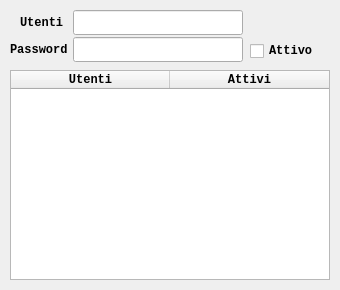
Old version of the form QtUI/dialogUsers.ui in the repository emper0r/aron-conf.
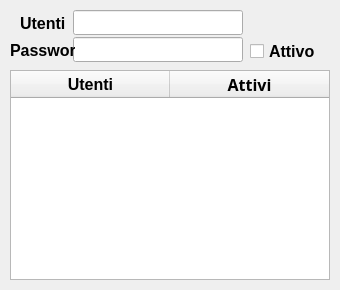
New version of the form.

Commit message:
* Change fonts at GUI
  + Change fonts to all window from monospace to helvetica, in this case can see better even on MacOSX
  + Delete/clean .idea files unnecessary for this project

```diff
--- a/QtUI/dialogUsers.ui
+++ b/QtUI/dialogUsers.ui
@@ -100,8 +100,8 @@
    </property>
    <property name="font">
     <font>
-     <family>Monospace</family>
-     <pointsize>9</pointsize>
+     <family>Helvetica</family>
+     <pointsize>12</pointsize>
      <weight>75</weight>
      <bold>true</bold>
     </font>
@@ -146,6 +146,12 @@
      <height>210</height>
     </size>
    </property>
+   <property name="font">
+    <font>
+     <family>Helvetica</family>
+     <pointsize>12</pointsize>
+    </font>
+   </property>
    <property name="cursor" stdset="0">
     <cursorShape>PointingHandCursor</cursorShape>
    </property>
@@ -176,8 +182,8 @@
     </property>
     <property name="font">
      <font>
-      <family>Monospace</family>
-      <pointsize>9</pointsize>
+      <family>Helvetica</family>
+      <pointsize>12</pointsize>
       <weight>75</weight>
       <bold>true</bold>
      </font>
@@ -189,8 +195,8 @@
     </property>
     <property name="font">
      <font>
-      <family>Monospace</family>
-      <pointsize>9</pointsize>
+      <family>Heiti SC</family>
+      <pointsize>12</pointsize>
       <weight>75</weight>
       <bold>true</bold>
      </font>
@@ -283,6 +289,8 @@
    </property>
    <property name="font">
     <font>
+     <family>Helvetica</family>
+     <pointsize>12</pointsize>
      <weight>75</weight>
      <bold>true</bold>
     </font>
@@ -320,8 +328,8 @@
    </property>
    <property name="font">
     <font>
-     <family>Monospace</family>
-     <pointsize>9</pointsize>
+     <family>Helvetica</family>
+     <pointsize>12</pointsize>
     </font>
    </property>
    <property name="echoMode">
@@ -360,8 +368,8 @@
    </property>
    <property name="font">
     <font>
-     <family>Monospace</family>
-     <pointsize>9</pointsize>
+     <family>Helvetica</family>
+     <pointsize>12</pointsize>
      <weight>75</weight>
      <bold>true</bold>
     </font>
```
Left out of the diff: 16 changed lines with no effect on the pictures. The commit also changes 26 other files.
